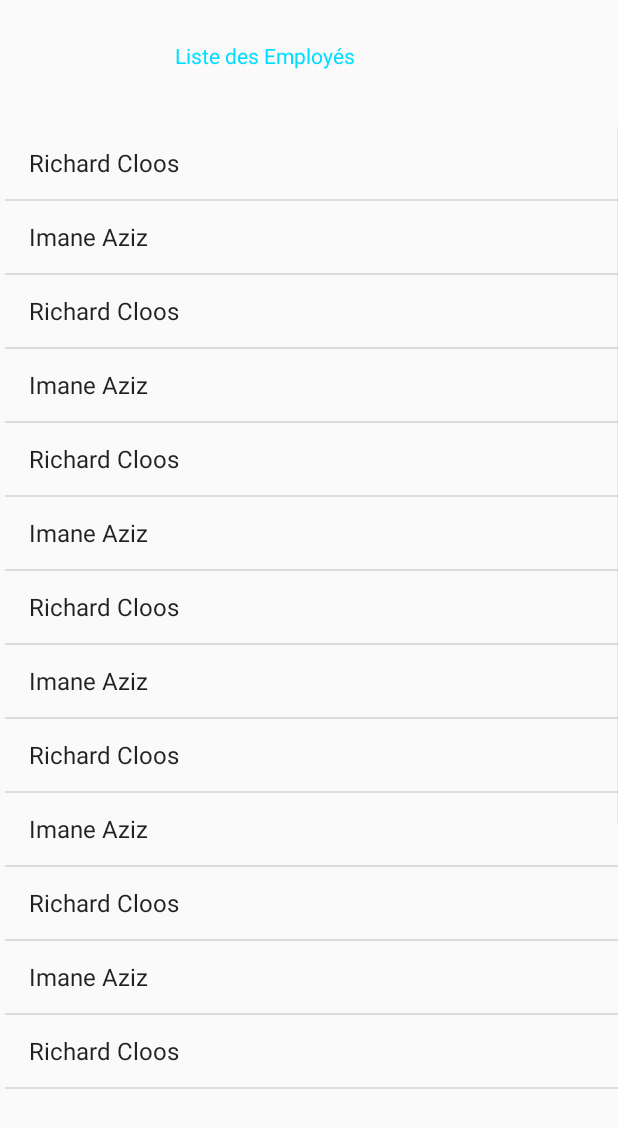
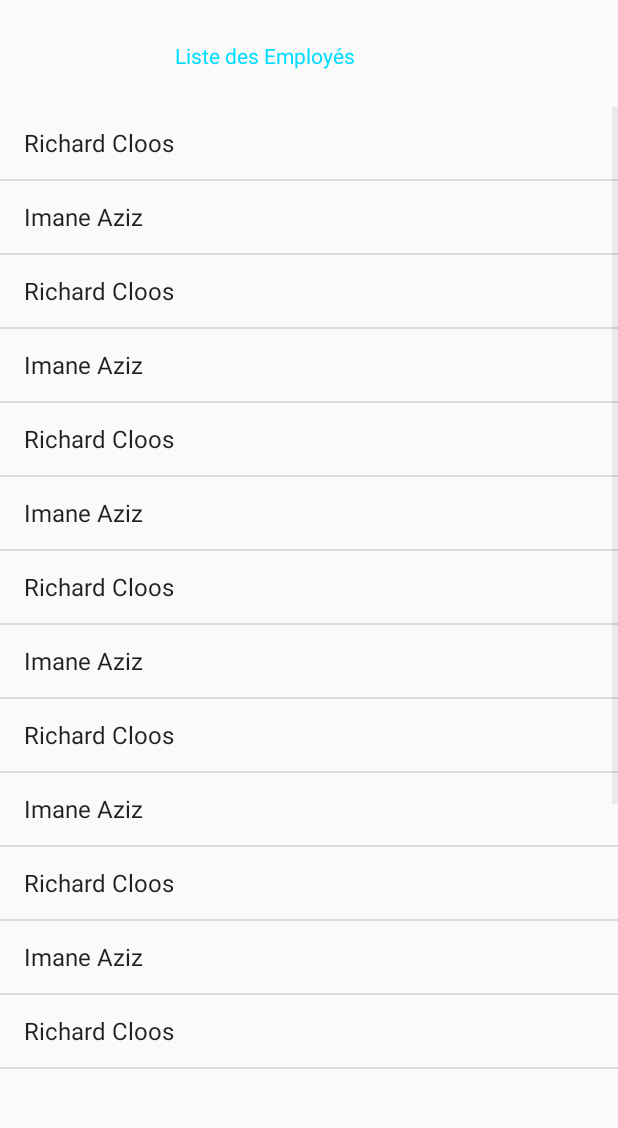
Before and after one commit to Linow77/Miclabs, an Android app: the Employee_activity screen opened directly, with no data from a screen before it, on a phone screen of 412 x 824 dp. Shown: the top 1128 px of the screen. Run offline under Robolectric (Android 15) with nearby library versions, the phone set to English and light mode, and no system bars.

Commit message:
liste employés + row

```diff
--- a/app/src/main/res/layout/activity_contact.xml
+++ b/app/src/main/res/layout/activity_contact.xml
@@ -4,7 +4,9 @@
     xmlns:tools="http://schemas.android.com/tools"
     android:layout_width="match_parent"
     android:layout_height="match_parent"
+    android:background="@color/back"
     tools:context=".ContactActivity">
+
 
     <TextView
         android:id="@+id/textView2"
--- a/app/src/main/res/layout/activity_employee_activity.xml
+++ b/app/src/main/res/layout/activity_employee_activity.xml
@@ -24,9 +24,6 @@
         android:id="@+id/listView"
         android:layout_width="wrap_content"
         android:layout_height="642dp"
-        android:layout_marginStart="3dp"
-        android:layout_marginLeft="3dp"
-        android:layout_marginTop="13dp"
         app:layout_constraintStart_toStartOf="parent"
         app:layout_constraintTop_toBottomOf="@+id/textView" />
 
```
Also changed, not shown: app/src/main/res/layout/row.xml (added, +11 -0 lines).
